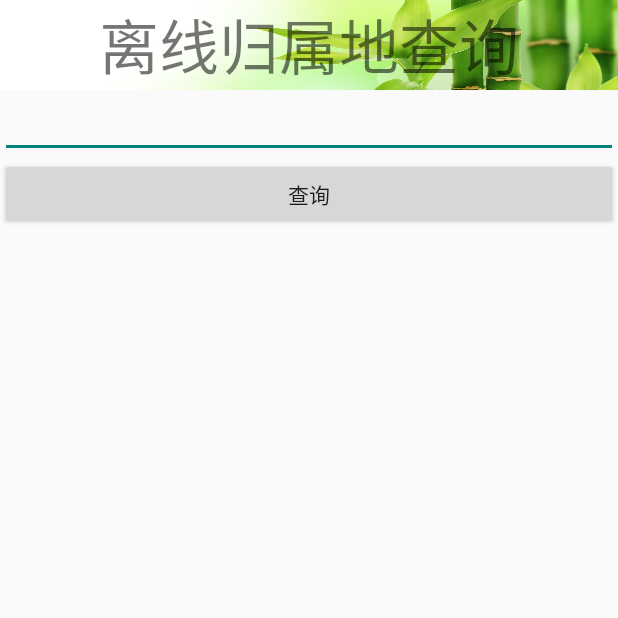
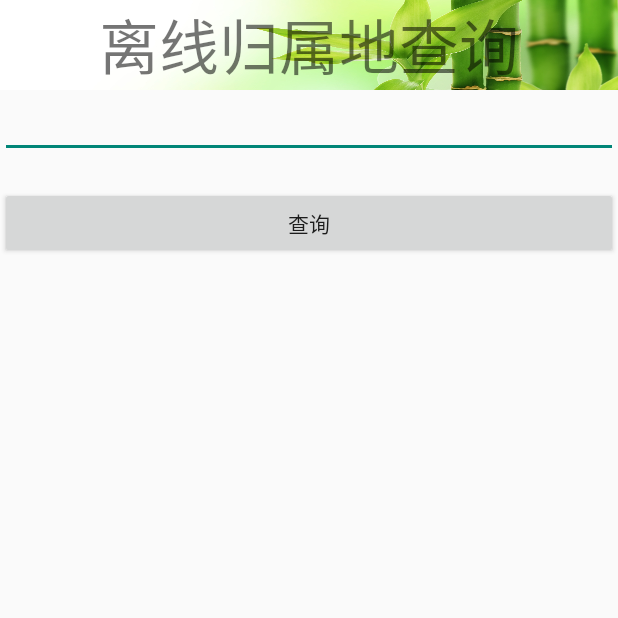
Before and after one commit to boarmy/PhoneManager, an Android app: the QueryLocationActivity screen opened directly, with no data from a screen before it, on a phone screen of 412 x 824 dp, the top half of it. Run offline under Robolectric (Android 15) with nearby library versions, the phone set to English and light mode, and no system bars.

Commit message:
高级工具的完善2。

```diff
--- a/phonemanager/src/main/java/com/example/administrator/application/MyApplication.java
+++ b/phonemanager/src/main/java/com/example/administrator/application/MyApplication.java
@@ -28,6 +28,11 @@ public class MyApplication extends Application {
         editor.putString(key,value);
         editor.commit();
     }
+    public static void setConfigValue(String key, int value){
+
+        editor.putInt(key,value);
+        editor.commit();
+    }
 
     @Override
     public void onTerminate() {
--- a/phonemanager/src/main/res/layout/activity_query_location.xml
+++ b/phonemanager/src/main/res/layout/activity_query_location.xml
@@ -16,6 +16,10 @@
         android:numeric="integer"
         android:id="@+id/et_querylocation_num"
         />
+    <TextView
+        android:layout_width="wrap_content"
+        android:layout_height="wrap_content"
+        android:id="@+id/tv_querylocation_nu"/>
     <Button
         android:layout_width="match_parent"
         android:layout_height="wrap_content"
```
